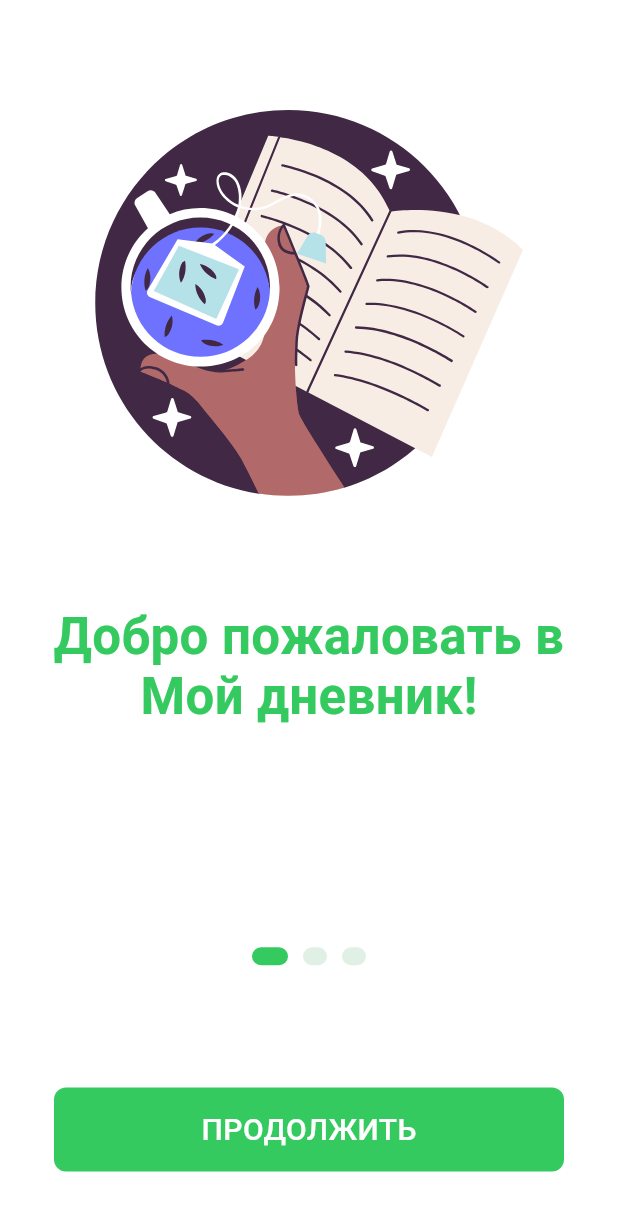
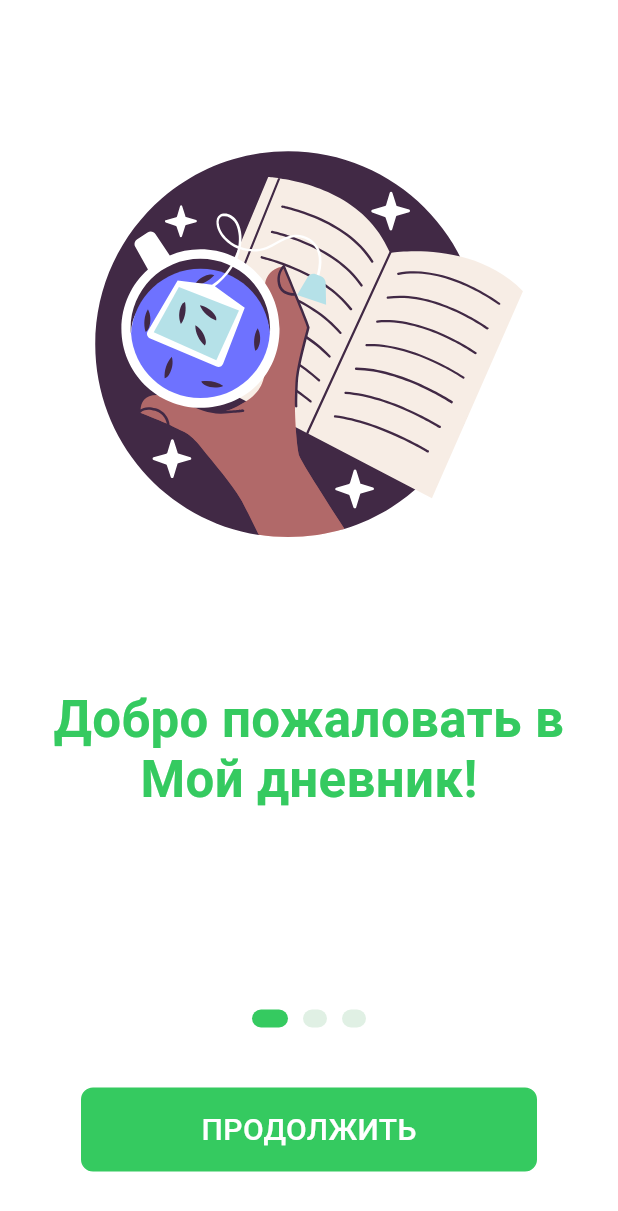
Before and after one commit to romanktgroup/personal-diary, a Flutter app: the screen it shows after launch, on a phone screen of 412 x 824 dp. Shown: the top 1211 px of the screen. Run offline on Flutter 3.47's test engine with Material 3 defaults, Android fonts, the phone set to English and light mode, and no system bars; drawn by our look-alikes of smooth_page_indicator; our stand-ins replace flutter_svg, image_picker, shared_preferences, sqflite; missing offline and left inert: scaled_app; accounts and stored records are empty.

Commit message:
upd: OnboardingScreen behaviour

```diff
--- a/lib/feature/onboarding/onboarding_screen.dart
+++ b/lib/feature/onboarding/onboarding_screen.dart
@@ -15,38 +15,60 @@ class OnboardingScreen extends StatefulWidget {
 }
 
 class _OnboardingScreenState extends State<OnboardingScreen> {
+  void onTap() async {
+    Navigator.pushReplacement(
+      context,
+      MaterialPageRoute(builder: (context) => const MainScreen()),
+    );
+    await prefs.setBool('onboardingCompleted', true);
+  }
+
+  void next() {
+    controller.animateToPage(
+      (controller.page?.floor() ?? 0) + 1,
+      duration: const Duration(milliseconds: 300),
+      curve: Curves.ease,
+    );
+  }
+
   final controller = PageController();
   @override
   Widget build(BuildContext context) {
     return Scaffold(
       backgroundColor: AppColor.white,
       body: SafeArea(
-        child: Column(
+        child: Stack(
           children: [
-            SizedBox(
-              height: 550,
+            Positioned.fill(
               child: PageView(
                 controller: controller,
-                children: const [
+                children: [
                   OnboardingTile(
                     image: AppSvg.onboarding1,
                     title: 'Добро пожаловать в Мой дневник!',
+                    onTap: next,
                   ),
                   OnboardingTile(
                     image: AppSvg.onboarding2,
                     title: 'Создайте свой собственный дневник',
                     text: 'Сохраняйте свою мотивацию и эмоции, уделяя всего 10 минут в день',
+                    onTap: next,
                   ),
                   OnboardingTile(
                     image: AppSvg.onboarding1,
                     title: 'Выразите свои чувства:',
                     text: 'Ведь в мире нет ничего лучше, чем понимать себя',
+                    onTap: onTap,
                   ),
                 ],
               ),
             ),
-            const Spacer(),
-            SmoothPageIndicator(
+            Positioned(
+              left: 0,
+              right: 0,
+              bottom: 43 + 56 + 40,
+              child: Center(
+                child: SmoothPageIndicator(
                   controller: controller,
                   count: 3,
                   effect: const ExpandingDotsEffect(
@@ -59,21 +81,8 @@ class _OnboardingScreenState extends State<OnboardingScreen> {
                     expansionFactor: 24 / 16,
                   ),
                 ),
-            const Spacer(),
-            Padding(
-              padding: const EdgeInsets.symmetric(horizontal: 36),
-              child: AppButton(
-                title: 'Продолжить'.toUpperCase(),
-                onTap: () async {
-                  Navigator.pushReplacement(
-                    context,
-                    MaterialPageRoute(builder: (context) => const MainScreen()),
-                  );
-                  await prefs.setBool('onboardingCompleted', true);
-                },
               ),
             ),
-            const SizedBox(height: 43),
           ],
         ),
       ),
--- a/lib/feature/onboarding/widget/onbording_tile.dart
+++ b/lib/feature/onboarding/widget/onbording_tile.dart
@@ -1,5 +1,6 @@
 import 'package:diary_app/core/theme/app_color.dart';
 import 'package:diary_app/core/theme/app_style.dart';
+import 'package:diary_app/core/widget/app_button.dart';
 import 'package:flutter/material.dart';
 import 'package:flutter_svg/svg.dart';
 
@@ -9,18 +10,20 @@ class OnboardingTile extends StatelessWidget {
     required this.image,
     required this.title,
     this.text,
+    required this.onTap,
   });
 
   final String image;
   final String title;
   final String? text;
+  final VoidCallback onTap;
 
   @override
   Widget build(BuildContext context) {
     return Padding(
       padding: const EdgeInsets.symmetric(horizontal: 18),
       child: Column(
-        mainAxisSize: MainAxisSize.min,
+        mainAxisSize: MainAxisSize.max,
         children: [
           const Spacer(),
           Padding(
@@ -45,7 +48,17 @@ class OnboardingTile extends StatelessWidget {
                 ),
               ],
             ),
-          )
+          ),
+          const Spacer(),
+          const SizedBox(height: 40),
+          Padding(
+            padding: const EdgeInsets.symmetric(horizontal: 36),
+            child: AppButton(
+              title: 'Продолжить'.toUpperCase(),
+              onTap: onTap,
+            ),
+          ),
+          const SizedBox(height: 43),
         ],
       ),
     );
```
Lines whose indentation alone changed are shown as unchanged.
